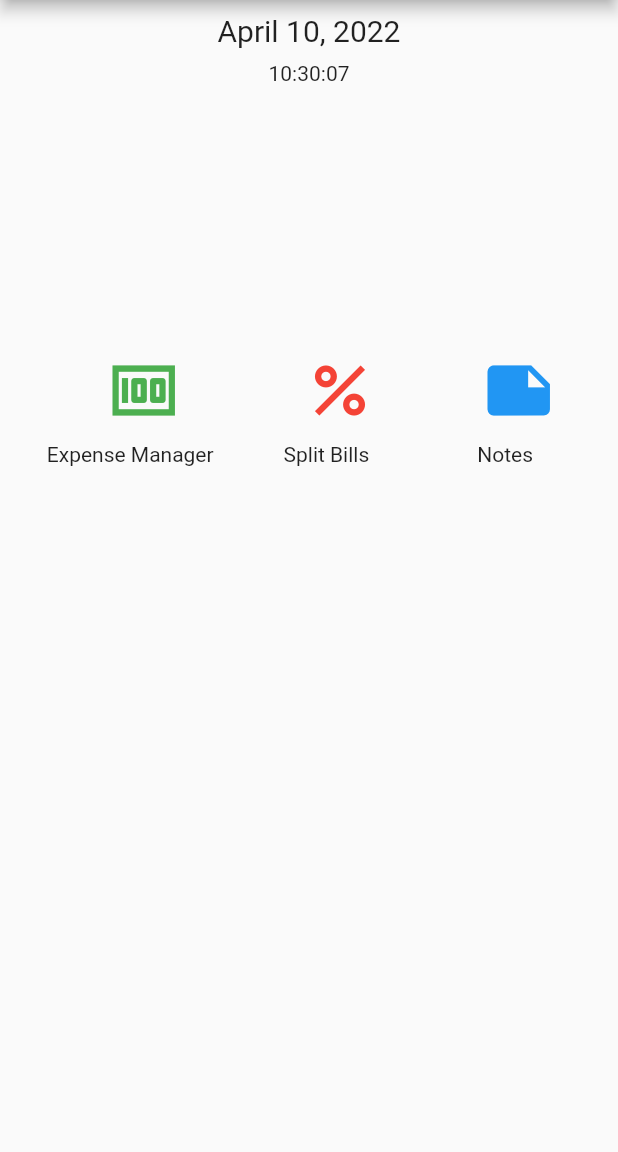
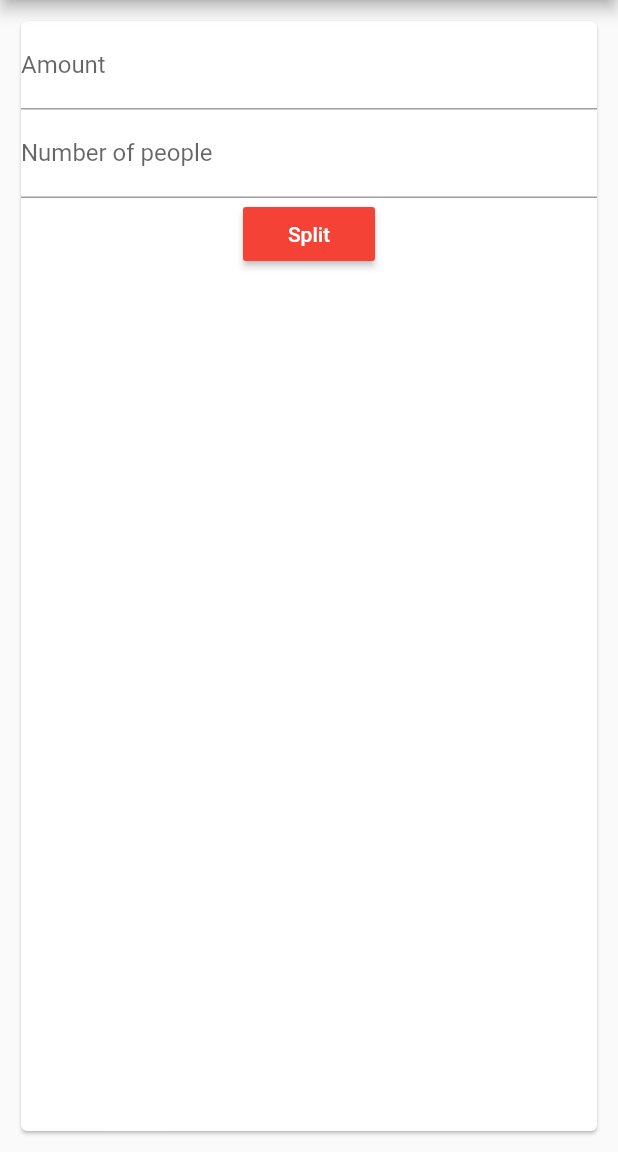
Before and after one commit to im-endangered/appLotita, a Flutter app: the screen it shows after launch, on a phone screen of 412 x 824 dp, the part 84-1236 px from its top. Run offline on Flutter 3.47's test engine with Material 2 defaults, Android fonts, the phone set to English and light mode, and no system bars.

Commit message:
added split bills widget

```diff
--- a/lib/main.dart
+++ b/lib/main.dart
@@ -1,3 +1,5 @@
+import 'package:applotita/splitBills.dart';
+
 import './homepage.dart';
 import 'package:flutter/material.dart';
 import 'package:intl/intl.dart';
@@ -29,7 +31,7 @@ class _MyHomePageState extends State<MyHomePage> {
       appBar: AppBar(
         title: Text("appLotita-Simplifying your lifestyle"),
       ),
-      body: HomePage(),
+      body: SplitBills(),
     );
   }
 }
--- /dev/null
+++ b/lib/splitBills.dart
@@ -0,0 +1,106 @@
+import 'package:flutter/material.dart';
+
+class SplitBills extends StatefulWidget {
+  @override
+  State<SplitBills> createState() => _SplitBillsState();
+}
+
+class _SplitBillsState extends State<SplitBills> {
+  final numberOfPerson = TextEditingController();
+
+  final amount = TextEditingController();
+
+  @override
+  var ans = '';
+
+  void split() {
+    if (numberOfPerson.text.isEmpty || amount.text.isEmpty) {
+      setState(() {
+        ans = '';
+      });
+      return;
+    }
+    final receivedAmount = double.parse(amount.text);
+    final receivedNoofPerson = double.parse(numberOfPerson.text);
+    var perPersonAmount = receivedAmount / receivedNoofPerson;
+    setState(() {
+      ans = 'Each person should pay ₹${perPersonAmount.toStringAsFixed(1)}';
+    });
+  }
+
+  Widget build(BuildContext context) {
+    return Padding(
+      padding: const EdgeInsets.all(10),
+      child: Card(
+        child: Column(
+          crossAxisAlignment: CrossAxisAlignment.center,
+          children: [
+            TextField(
+              controller: amount,
+              keyboardType: TextInputType.number,
+              decoration: InputDecoration(labelText: 'Amount'),
+              onSubmitted: (_) {},
+            ),
+            TextField(
+              controller: numberOfPerson,
+              keyboardType: TextInputType.number,
+              decoration: InputDecoration(labelText: 'Number of people'),
+              onSubmitted: (_) {},
+            ),
+            RaisedButton(
+              onPressed: split,
+              child: const Text(
+                'Split',
+                style: TextStyle(
+                  color: Colors.white,
+                ),
+              ),
+              color: Colors.red,
+            ),
+            SizedBox(
+              height: 50,
+            ),
+            Text(
+              ans,
+              style: TextStyle(fontSize: 20),
+            ),
+          ],
+        ),
+      ),
+    );
+  }
+}
+/*
+Column(
+      children: [
+        Container(
+          width: double.infinity,
+          child: Row(
+            children: [
+              Text('Total Amount: '),
+              Container(
+                child: TextField(
+                  controller: amount,
+                  decoration: InputDecoration(labelText: 'Enter total amount'),
+                ),
+              ),
+            ],
+          ),
+        ),
+        Container(
+          width: double.infinity,
+          child: Row(
+            children: [
+              Text('Number of person: '),
+              Container(
+                child: TextField(
+                  controller: amount,
+                  decoration: InputDecoration(labelText: 'Number of person'),
+                ),
+              ),
+            ],
+          ),
+        ),
+      ],
+    )
+    */
```
